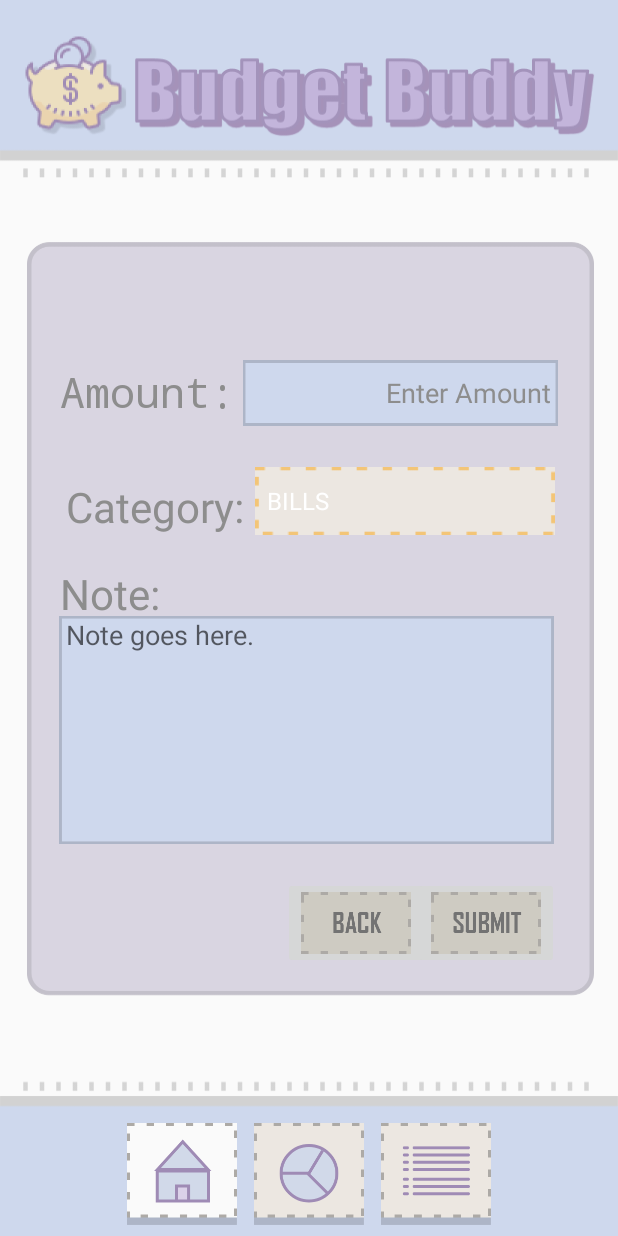
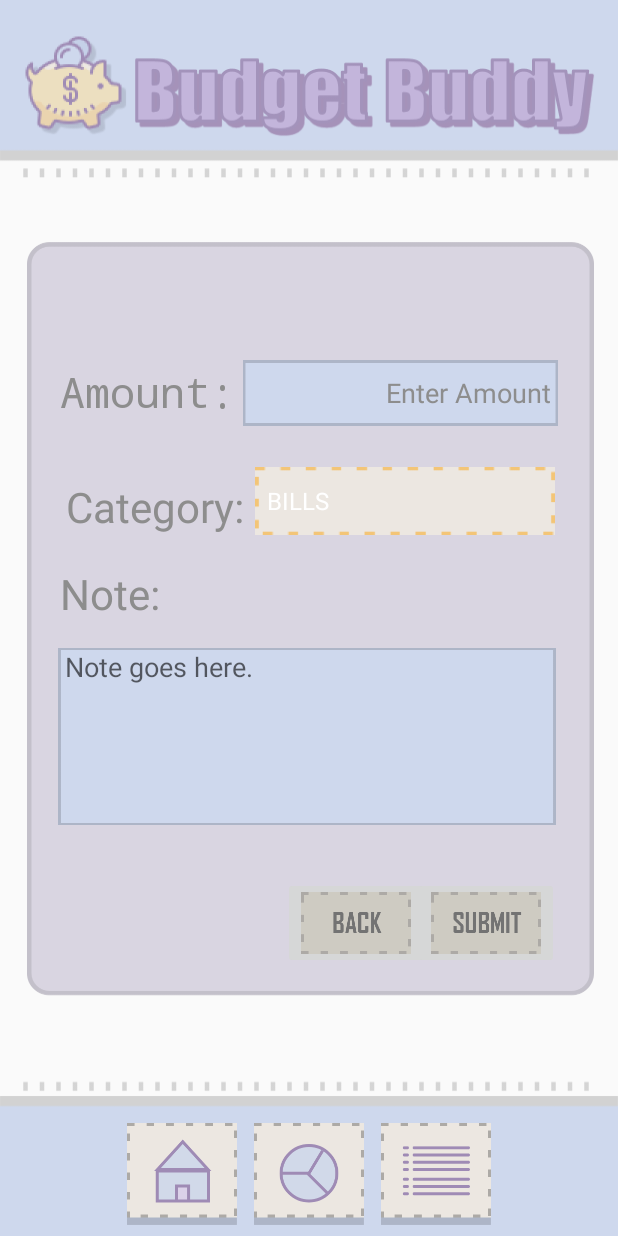
Before and after one commit to banuelossoto-leticia/BudgetBuddy, an Android app: the AddTransactionActivity screen opened directly, with no data from a screen before it, on a phone screen of 412 x 824 dp. Run offline under Robolectric (Android 15) with nearby library versions, the phone set to English and light mode, and no system bars.

Commit message:
initiate project

```diff
--- a/app/src/main/java/com/example/cecs448/AddTransactionActivity.java
+++ b/app/src/main/java/com/example/cecs448/AddTransactionActivity.java
@@ -22,7 +22,7 @@ import java.util.Date;
 
 public class AddTransactionActivity extends AppCompatActivity
 {
-    //save to .txt file on device. To see it, go to "Device file explorer" on the bottom right corner of the IDE, then data/data/com.example.cecs448/files
+    //save to .txt file on device. To see it, go to "Device file explorer" on the bottom right corner of the IDE, then data/user/0/com.example.cecs448/files
     private void saveExpense(String amount, String note, String category)
     {
         try
@@ -39,6 +39,7 @@ public class AddTransactionActivity extends AppCompatActivity
             outputWriter.close();
             //successful write toast
             Toast.makeText(getApplicationContext(),"Text file Saved to!"+ getFilesDir(),Toast.LENGTH_LONG).show();
+            System.out.println( "-----------------------------------\n"+getFilesDir());
         }
 
         catch (java.io.IOException e)
--- a/app/src/main/res/layout/activity_add_transaction.xml
+++ b/app/src/main/res/layout/activity_add_transaction.xml
@@ -39,7 +39,7 @@
         android:layout_width="wrap_content"
         android:layout_height="wrap_content"
         android:background="#00000000"
-        android:src="@drawable/home_button_highlighted"
+        android:src="@drawable/home_button"
         app:layout_constraintBottom_toBottomOf="parent"
         app:layout_constraintEnd_toEndOf="parent"
         app:layout_constraintHorizontal_bias="0.25"
@@ -151,8 +151,8 @@
 
     <EditText
         android:id="@+id/noteTextField"
-        android:layout_width="330dp"
-        android:layout_height="152dp"
+        android:layout_width="332dp"
+        android:layout_height="118dp"
         android:background="@drawable/note_text_field_background"
         android:ems="10"
         android:gravity="top"
```
